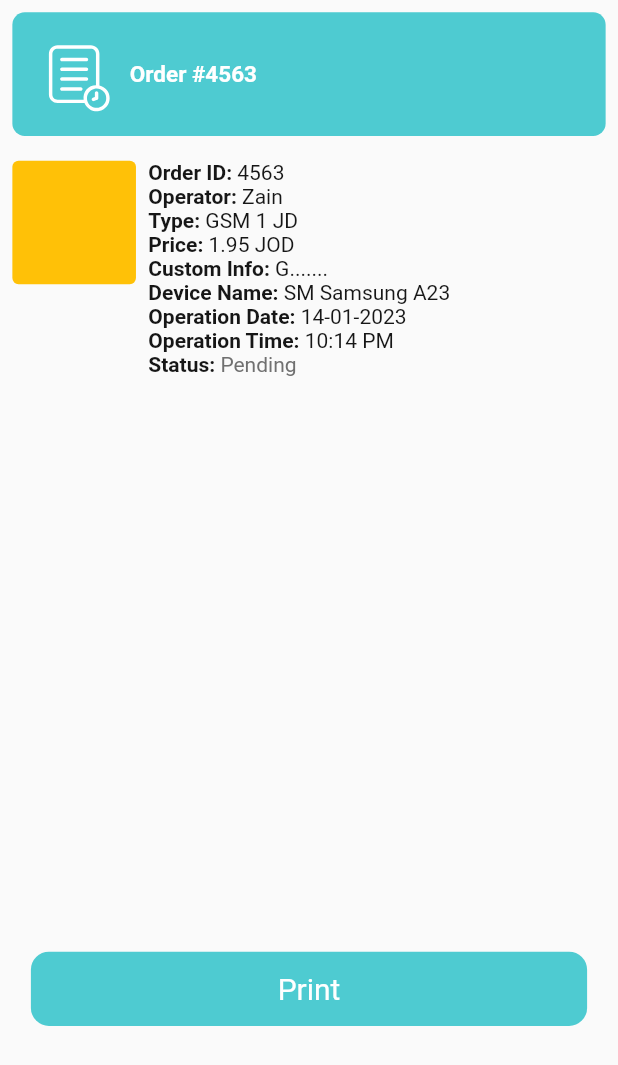
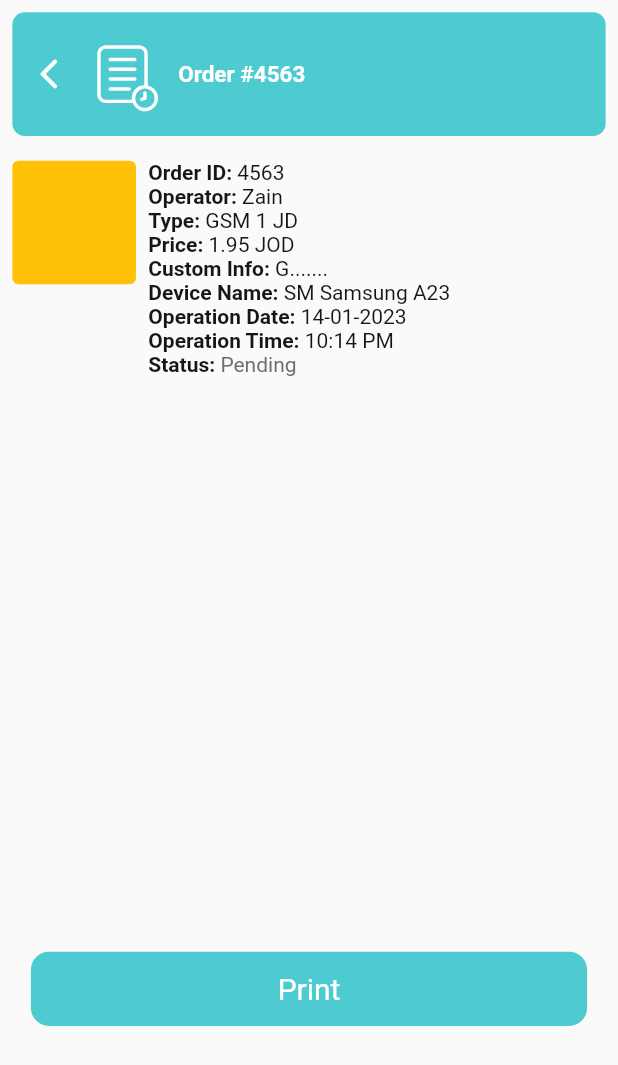
Before and after one commit to saifaboashour/bit, a Flutter app: the OrderItemDetailsScreen screen opened directly, on a phone screen of 412 x 824 dp. Shown: the top 1065 px of the screen. Run offline on Flutter 3.47's test engine with Material 2 defaults, Android fonts, the phone set to English and light mode, and no system bars; our stand-ins replace flutter_onboarding_slider, flutter_svg, get, get_storage, otp_text_field, persistent_bottom_nav_bar and 1 more; accounts and stored records are empty; Roboto replaces fonts that are missing (ibm_plex_sans_arabic).

Commit message:
feat: Home Screens
- Quantity Input Field
- Enable Back in Custom Header
- Primary Button Icons
- Sub Categories Screen
- Products Screen
- Product Details Screen

```diff
--- a/mobile_app/cardsproject2/lib/module/notifications/notifications_screen_view.dart
+++ b/mobile_app/cardsproject2/lib/module/notifications/notifications_screen_view.dart
@@ -25,6 +25,7 @@ class NotificationsScreen extends StatelessWidget {
             icon: ImagePath.notifications,
             action: () {},
             actionIcon: null,
+            isBackable: false,
           ),
           buildNotificationsList(),
         ],
--- a/mobile_app/cardsproject2/lib/module/orders/order_details/order_item_details_screen_view.dart
+++ b/mobile_app/cardsproject2/lib/module/orders/order_details/order_item_details_screen_view.dart
@@ -60,38 +60,47 @@ class OrderItemDetailsScreen extends StatelessWidget {
                 OrderItemDetailsRow(
                   title: 'Order ID: ',
                   value: '4563',
+                  width: 0.4,
                 ),
                 OrderItemDetailsRow(
                   title: 'Operator: ',
                   value: 'Zain',
+                  width: 0.4,
                 ),
                 OrderItemDetailsRow(
                   title: 'Type: ',
                   value: 'GSM 1 JD',
+                  width: 0.4,
                 ),
                 OrderItemDetailsRow(
                   title: 'Price: ',
                   value: '1.95 JOD',
+                  width: 0.4,
                 ),
                 OrderItemDetailsRow(
                   title: 'Custom Info: ',
                   value: 'G.......',
+                  width: 0.4,
                 ),
                 OrderItemDetailsRow(
                   title: 'Device Name: ',
                   value: 'SM Samsung A23',
+                  width: 0.4,
                 ),
                 OrderItemDetailsRow(
                   title: 'Operation Date: ',
                   value: '14-01-2023',
+                  width: 0.4,
                 ),
                 OrderItemDetailsRow(
                   title: 'Operation Time: ',
                   value: '10:14 PM',
+                  width: 0.4,
                 ),
                 OrderItemDetailsRow(
                   title: 'Status: ',
                   value: 'Pending',
+                  width: 0.4,
                   valueColor: AppColors.darkGrey,
                 ),
               ],
--- a/mobile_app/cardsproject2/lib/module/orders/order_details/view/order_item_details_row.dart
+++ b/mobile_app/cardsproject2/lib/module/orders/order_details/view/order_item_details_row.dart
@@ -1,5 +1,6 @@
 import 'package:cardsproject2/util/app_colors.dart';
 import 'package:flutter/material.dart';
+import 'package:get/get.dart';
 
 import '../../../../util/text_styles.dart';
 
@@ -10,16 +11,19 @@ class OrderItemDetailsRow extends StatelessWidget {
     required this.value,
     this.titleColor = AppColors.semiBlack,
     this.valueColor = AppColors.semiBlack,
+    this.width = 0.6,
   });
 
   final String title;
   final String value;
   final Color titleColor;
   final Color valueColor;
+  final double width;
 
   @override
   Widget build(BuildContext context) {
     return Row(
+      crossAxisAlignment: CrossAxisAlignment.start,
       children: [
         Text(
           title,
@@ -28,10 +32,14 @@ class OrderItemDetailsRow extends StatelessWidget {
             color: titleColor,
           ),
         ),
-        Text(
-          value,
-          style: TextStyles.captionLarge.copyWith(
-            color: valueColor,
+        SizedBox(
+          width: Get.width * width,
+          child: Text(
+            value,
+            maxLines: 4,
+            style: TextStyles.captionLarge.copyWith(
+              color: valueColor,
+            ),
           ),
         ),
       ],
--- a/mobile_app/cardsproject2/lib/module/orders/orders_history_screen_view.dart
+++ b/mobile_app/cardsproject2/lib/module/orders/orders_history_screen_view.dart
@@ -23,6 +23,7 @@ class OrdersHistoryScreen extends StatelessWidget {
             icon: ImagePath.myOrders,
             action: () {},
             actionIcon: ImagePath.filter,
+            isBackable: false,
           ),
           buildOrdersList(),
         ],
--- a/mobile_app/cardsproject2/lib/module/settings/settings_screen_view.dart
+++ b/mobile_app/cardsproject2/lib/module/settings/settings_screen_view.dart
@@ -26,6 +26,7 @@ class SettingsScreen extends StatelessWidget {
               icon: ImagePath.settings,
               action: () {},
               actionIcon: null,
+              isBackable: false,
             ),
             buildUserInfoCard(),
             buildAccountSettingsSection(),
--- a/mobile_app/cardsproject2/lib/util/images_path.dart
+++ b/mobile_app/cardsproject2/lib/util/images_path.dart
@@ -28,4 +28,6 @@ class ImagePath {
   static const String privacyPolicy = "assets/images/privacy_policy.svg";
   static const String support = "assets/images/support.svg";
   static const String termAndCondition = "assets/images/term_and_condition.svg";
+  static const String whatsapp = "assets/images/whatsapp.svg";
+  static const String copy = "assets/images/copy.svg";
 }
--- a/mobile_app/cardsproject2/lib/view/buttons/primary_button.dart
+++ b/mobile_app/cardsproject2/lib/view/buttons/primary_button.dart
@@ -1,6 +1,8 @@
 import 'package:cardsproject2/util/app_colors.dart';
+import 'package:cardsproject2/util/common_widgets.dart';
 import 'package:cardsproject2/util/text_styles.dart';
 import 'package:flutter/material.dart';
+import 'package:flutter_svg/flutter_svg.dart';
 import 'package:get/get.dart';
 
 class PrimaryButton extends StatelessWidget {
@@ -10,12 +12,14 @@ class PrimaryButton extends StatelessWidget {
     required this.action,
     this.width = 1,
     this.height = 0.06,
+    this.icon = '',
   });
 
   final double width;
   final double height;
   final String label;
   final Function() action;
+  final String icon;
 
   @override
   Widget build(BuildContext context) {
@@ -28,13 +32,26 @@ class PrimaryButton extends StatelessWidget {
           color: AppColors.primaryColor,
           borderRadius: BorderRadius.circular(12.0),
         ),
-        child: Center(
-          child: Text(
-            label,
-            style: TextStyles.bodyLarge.copyWith(
-              color: AppColors.white,
+        child: Row(
+          mainAxisAlignment: MainAxisAlignment.center,
+          children: [
+            icon != ''
+                ? SvgPicture.asset(
+                    icon,
+                    color: AppColors.white,
+                    height: Get.height * 0.03,
+                  )
+                : const SizedBox(),
+            icon != ''
+                ? CommonWidgets().buildHorizontalSpace(space: 0.02)
+                : const SizedBox(),
+            Text(
+              label,
+              style: TextStyles.bodyLarge.copyWith(
+                color: AppColors.white,
+              ),
             ),
-          ),
+          ],
         ),
       ),
     );
--- a/mobile_app/cardsproject2/lib/view/custom_header.dart
+++ b/mobile_app/cardsproject2/lib/view/custom_header.dart
@@ -13,12 +13,14 @@ class CustomHeader extends StatelessWidget {
     required this.icon,
     required this.action,
     required this.actionIcon,
+    this.isBackable = true,
   });
 
   final String lable;
   final String icon;
   final String? actionIcon;
   final Function() action;
+  final bool isBackable;
 
   @override
   Widget build(BuildContext context) {
@@ -35,6 +37,20 @@ class CustomHeader extends StatelessWidget {
           padding: EdgeInsets.all(Get.width * 0.03),
           child: Row(
             children: [
+              isBackable
+                  ? InkWell(
+                      onTap: () {
+                        Get.back();
+                      },
+                      child: const Icon(
+                        Icons.arrow_back_ios_new_rounded,
+                        color: AppColors.white,
+                      ),
+                    )
+                  : const SizedBox(),
+              isBackable
+                  ? CommonWidgets().buildHorizontalSpace(space: 0.02)
+                  : const SizedBox(),
               SvgPicture.asset(
                 icon,
                 color: AppColors.white,
--- a/mobile_app/cardsproject2/pubspec.yaml
+++ b/mobile_app/cardsproject2/pubspec.yaml
@@ -30,5 +30,5 @@ flutter:
     - assets/images/
   fonts:
     - family: ibm_plex_sans_arabic
-      fonts:
+    - fonts:
         - asset:  fonts/ibm_plex_sans_arabic.ttf
```
Also changed, not shown: mobile_app/cardsproject2/lib/module/home/categories/categories_screen_view.dart (added, +59 -0 lines), mobile_app/cardsproject2/lib/module/home/home_screen_view.dart (+17 -18 lines), mobile_app/cardsproject2/lib/module/home/products/products_screen_view.dart (added, +59 -0 lines), mobile_app/cardsproject2/lib/module/home/products_details/product_details_screen_view.dart (added, +147 -0 lines), mobile_app/cardsproject2/lib/module/home/view/categories_type_item.dart (added, +40 -0 lines), mobile_app/cardsproject2/lib/module/home/view/category_item.dart (+10 -23 lines), mobile_app/cardsproject2/lib/view/text_fields/quantity_field.dart (added, +107 -0 lines), mobile_app/cardsproject2/assets/images/copy.svg (added), mobile_app/cardsproject2/assets/images/whatsapp.svg (added), 2 other files.
